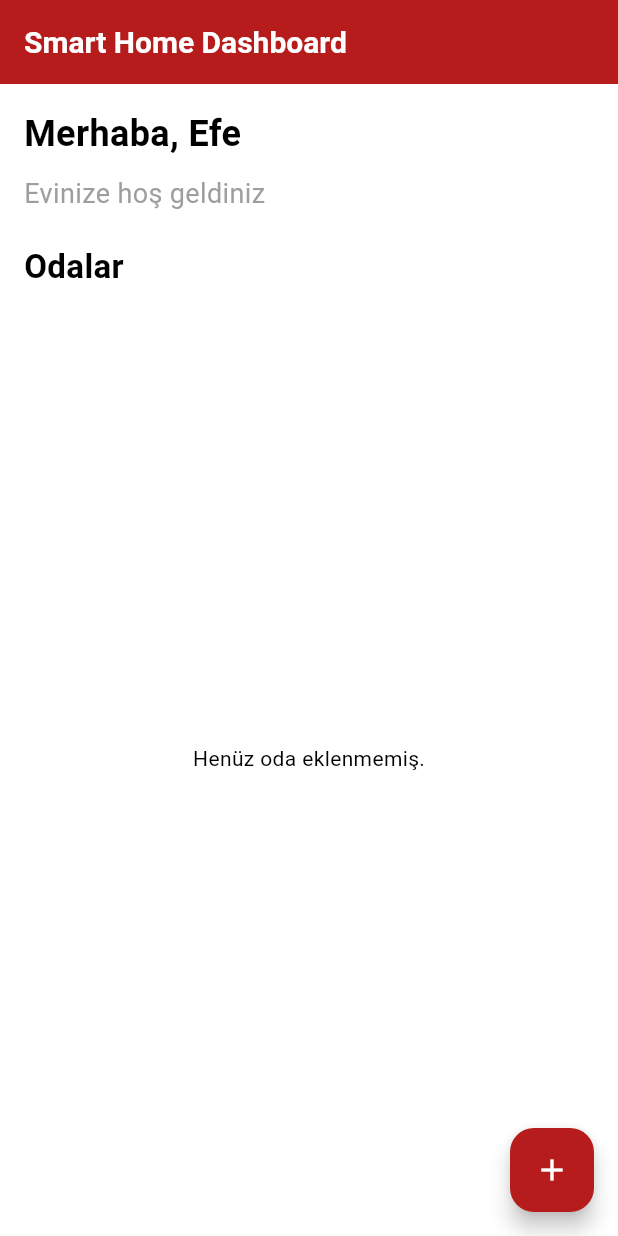
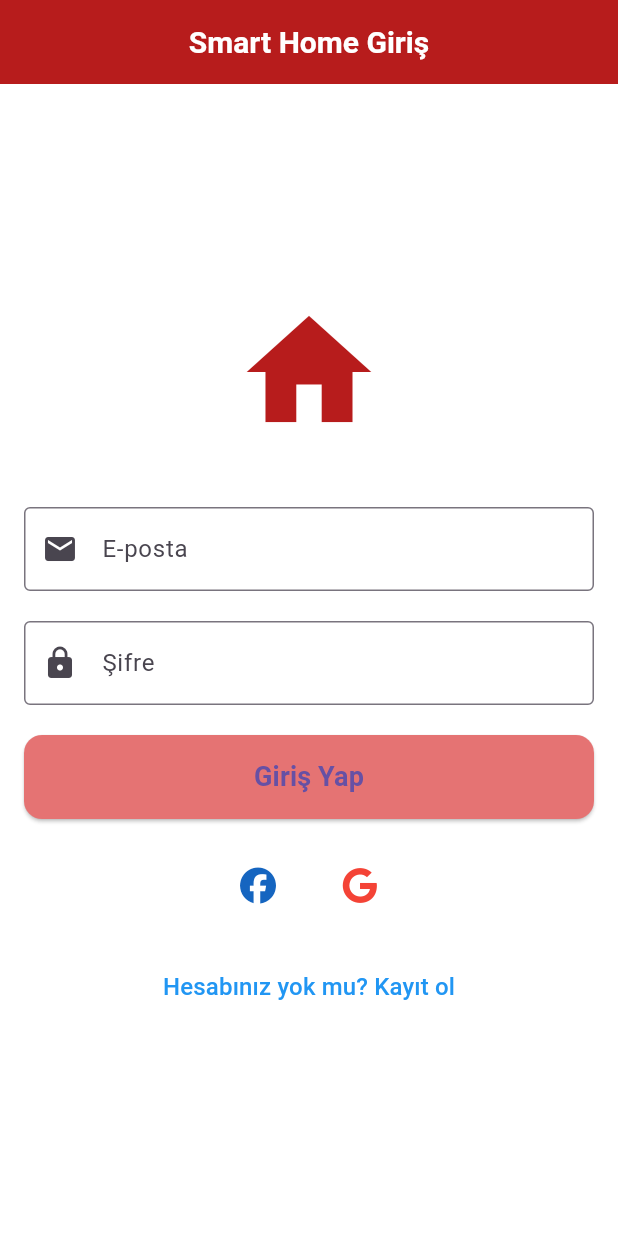
Before and after one commit to efe-selcuk/SmartHome, a Flutter app: the screen it shows after launch, on a phone screen of 412 x 824 dp. Run offline on Flutter 3.47's test engine with Material 3 defaults, Android fonts, the phone set to English and light mode, and no system bars; our stand-ins replace firebase_auth, firebase_core, font_awesome_flutter; missing offline and left inert: flex_color_picker; accounts and stored records are empty; Roboto replaces fonts that are missing (Poppins).

Commit message:
login&register added

```diff
--- a/lib/main.dart
+++ b/lib/main.dart
@@ -1,14 +1,16 @@
 import 'package:flutter/material.dart';
-import 'package:firebase_core/firebase_core.dart';  // Firebase Core paketini ekleyin
+import 'package:firebase_core/firebase_core.dart';
+import 'package:firebase_auth/firebase_auth.dart';
 import 'screens/home_screen.dart';
+import 'screens/login_screen.dart';
 
 void main() async {
-  WidgetsFlutterBinding.ensureInitialized();  // Uygulama başlatılmadan önce Firebase'i başlatmak için
+  WidgetsFlutterBinding.ensureInitialized();
   try {
-    await Firebase.initializeApp();  // Firebase'i başlatın
-    runApp(MyApp());  // Başarıyla başlatıldıktan sonra uygulamayı çalıştır
+    await Firebase.initializeApp();
+    runApp(MyApp());
   } catch (e) {
-    runApp(ErrorApp(error: e.toString()));  // Firebase başlatılamazsa hata mesajını göster
+    runApp(ErrorApp(error: e.toString()));
   }
 }
 
@@ -39,7 +41,7 @@ class MyApp extends StatelessWidget {
           bodySmall: TextStyle(color: Colors.black54),
         ),
       ),
-      home: HomeScreen(),
+      home: AuthWrapper(),
     );
   }
 }
@@ -67,3 +69,29 @@ class ErrorApp extends StatelessWidget {
     );
   }
 }
+
+/// Kullanıcı oturum durumunu kontrol eder ve uygun ekranı gösterir.
+class AuthWrapper extends StatelessWidget {
+  @override
+  Widget build(BuildContext context) {
+    return StreamBuilder<User?>(
+      stream: FirebaseAuth.instance.authStateChanges(),
+      builder: (context, snapshot) {
+        if (snapshot.connectionState == ConnectionState.waiting) {
+          // Bağlantı sırasında bir yükleme ekranı göster
+          return Scaffold(
+            body: Center(
+              child: CircularProgressIndicator(),
+            ),
+          );
+        }
+        if (snapshot.hasData) {
+          // Kullanıcı oturum açmışsa HomeScreen'e yönlendir
+          return HomeScreen();
+        }
+        // Kullanıcı oturum açmamışsa LoginScreen'e yönlendir
+        return LoginScreen();
+      },
+    );
+  }
+}
--- /dev/null
+++ b/lib/screens/login_screen.dart
@@ -0,0 +1,161 @@
+import 'package:flutter/material.dart';
+import 'package:firebase_auth/firebase_auth.dart';
+import 'package:smarthome/screens/home_screen.dart'; // HomeScreen import edildi
+import 'package:font_awesome_flutter/font_awesome_flutter.dart'; // FontAwesomeIcons import edildi
+import 'package:smarthome/screens/register_screen.dart'; // RegisterScreen dosyasını import et
+
+
+class LoginScreen extends StatefulWidget {
+  @override
+  _LoginScreenState createState() => _LoginScreenState();
+}
+
+class _LoginScreenState extends State<LoginScreen> {
+  final _emailController = TextEditingController();
+  final _passwordController = TextEditingController();
+  final FirebaseAuth _auth = FirebaseAuth.instance;
+
+  bool _isLoading = false;
+
+  Future<void> _signIn() async {
+    setState(() {
+      _isLoading = true;
+    });
+
+    try {
+      final UserCredential userCredential = await _auth.signInWithEmailAndPassword(
+        email: _emailController.text.trim(),
+        password: _passwordController.text.trim(),
+      );
+
+      if (userCredential.user != null) {
+        Navigator.pushReplacement(
+          context,
+          MaterialPageRoute(builder: (context) => HomeScreen()),
+        );
+      }
+    } catch (e) {
+      setState(() {
+        _isLoading = false;
+      });
+      showDialog(
+        context: context,
+        builder: (context) {
+          return AlertDialog(
+            title: Text('Hata'),
+            content: Text(e.toString()),
+            actions: [
+              TextButton(
+                onPressed: () {
+                  Navigator.pop(context);
+                },
+                child: Text('Tamam'),
+              ),
+            ],
+          );
+        },
+      );
+    }
+  }
+
+  @override
+  Widget build(BuildContext context) {
+    return Scaffold(
+      backgroundColor: Colors.white,
+      appBar: AppBar(
+        title: Text('Smart Home Giriş'),
+        centerTitle: true,
+        backgroundColor: Colors.red[900],
+      ),
+      body: Padding(
+        padding: const EdgeInsets.all(16.0),
+        child: Center(
+          child: SingleChildScrollView(
+            child: Column(
+              mainAxisAlignment: MainAxisAlignment.center,
+              children: [
+                Icon(
+                  Icons.home,
+                  size: 100,
+                  color: Colors.red[900],
+                ),
+                SizedBox(height: 40),
+                TextField(
+                  controller: _emailController,
+                  decoration: InputDecoration(
+                    labelText: 'E-posta',
+                    hintText: 'E-posta adresinizi girin',
+                    border: OutlineInputBorder(),
+                    prefixIcon: Icon(Icons.email),
+                  ),
+                  keyboardType: TextInputType.emailAddress,
+                ),
+                SizedBox(height: 20),
+                TextField(
+                  controller: _passwordController,
+                  decoration: InputDecoration(
+                    labelText: 'Şifre',
+                    hintText: 'Şifrenizi girin',
+                    border: OutlineInputBorder(),
+                    prefixIcon: Icon(Icons.lock),
+                  ),
+                  obscureText: true,
+                ),
+                SizedBox(height: 20),
+                ElevatedButton(
+                  onPressed: _isLoading ? null : _signIn,
+                  style: ElevatedButton.styleFrom(
+                    backgroundColor: Colors.red[300],
+                    padding: EdgeInsets.symmetric(vertical: 15),
+                    shape: RoundedRectangleBorder(
+                      borderRadius: BorderRadius.circular(12),
+                    ),
+                    minimumSize: Size(double.infinity, 50),
+                  ),
+                  child: _isLoading
+                      ? CircularProgressIndicator(color: Colors.white)
+                      : Text(
+                    'Giriş Yap',
+                    style: TextStyle(fontSize: 18, fontWeight: FontWeight.bold),
+                  ),
+                ),
+                SizedBox(height: 20),
+                Row(
+                  mainAxisAlignment: MainAxisAlignment.center,
+                  children: [
+                    IconButton(
+                      icon: Icon(FontAwesomeIcons.facebook, color: Colors.blue[800]),
+                      onPressed: () {},
+                    ),
+                    SizedBox(width: 20),
+                    IconButton(
+                      icon: Icon(FontAwesomeIcons.google, color: Colors.red),
+                      onPressed: () {},
+                    ),
+                  ],
+                ),
+                SizedBox(height: 20),
+                TextButton(
+                  onPressed: () {
+                    // Kayıt olma ekranına yönlendirme
+                    Navigator.push(
+                      context,
+                      MaterialPageRoute(builder: (context) => RegisterScreen()),
+                    );
+                  },
+                  child: Text(
+                    'Hesabınız yok mu? Kayıt ol',
+                    style: TextStyle(
+                      color: Colors.blue,
+                      fontSize: 16,
+                    ),
+                  ),
+                ),
+              ],
+            ),
+          ),
+        ),
+      ),
+    );
+  }
+}
--- a/pubspec.yaml
+++ b/pubspec.yaml
@@ -39,6 +39,7 @@ dependencies:
   cloud_firestore: ^5.6.1
   firebase_core: ^3.10.0
   firebase_auth: ^5.4.0
+  font_awesome_flutter: ^10.8.0
 
 dev_dependencies:
   flutter_test:
```
Also changed, not shown: lib/screens/home_screen.dart (+91 -0 lines), lib/screens/register_screen.dart (added, +147 -0 lines), lib/models/user_model.dart (added), lib/services/database_service.dart (added), pubspec.lock.
